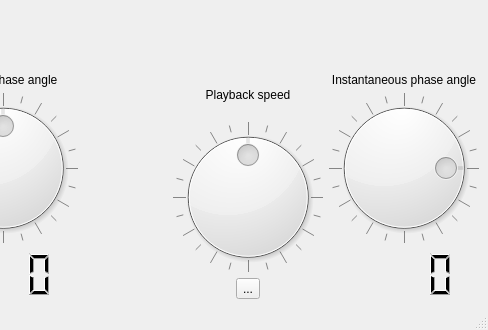
Qt form powerplots.ui (lucvandort/PowerPlots) before a commit; both pictures show x 549 to 1037 and y 530 to 860 of the 1037 by 860 pixel window.
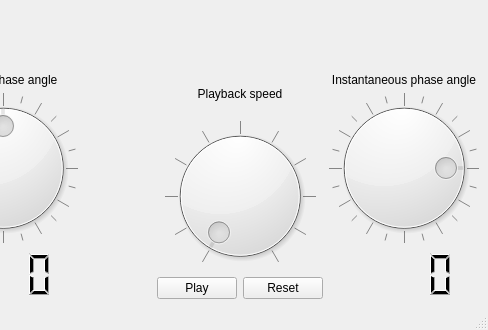
The same form after that commit. Custom widgets are drawn as their Qt base class.

Commit message: equal axis in phasor plot, reset button for instantaneous phase angle.

```diff
--- a/powerplots.ui
+++ b/powerplots.ui
@@ -342,17 +342,14 @@
             <height>150</height>
            </size>
           </property>
-          <property name="minimum">
-           <number>-180</number>
-          </property>
           <property name="maximum">
-           <number>180</number>
+           <number>100</number>
           </property>
-          <property name="wrapping">
-           <bool>true</bool>
+          <property name="value">
+           <number>0</number>
           </property>
           <property name="notchTarget">
-           <double>15.000000000000000</double>
+           <double>10.000000000000000</double>
           </property>
           <property name="notchesVisible">
            <bool>true</bool>
@@ -361,10 +358,23 @@
         </item>
         <item>
          <layout class="QHBoxLayout" name="horizontalLayout">
+          <property name="sizeConstraint">
+           <enum>QLayout::SetDefaultConstraint</enum>
+          </property>
           <item>
-           <widget class="QToolButton" name="toolButton">
+           <widget class="QPushButton" name="playback_button">
             <property name="text">
-             <string>...</string>
+             <string>Play</string>
+            </property>
+           </widget>
+          </item>
+          <item>
+           <widget class="QPushButton" name="playback_reset_button">
+            <property name="enabled">
+             <bool>true</bool>
+            </property>
+            <property name="text">
+             <string>Reset</string>
             </property>
            </widget>
           </item>
```
Left out of the diff: 4 changed lines with no effect on the pictures. The commit also changes 1 other file.
